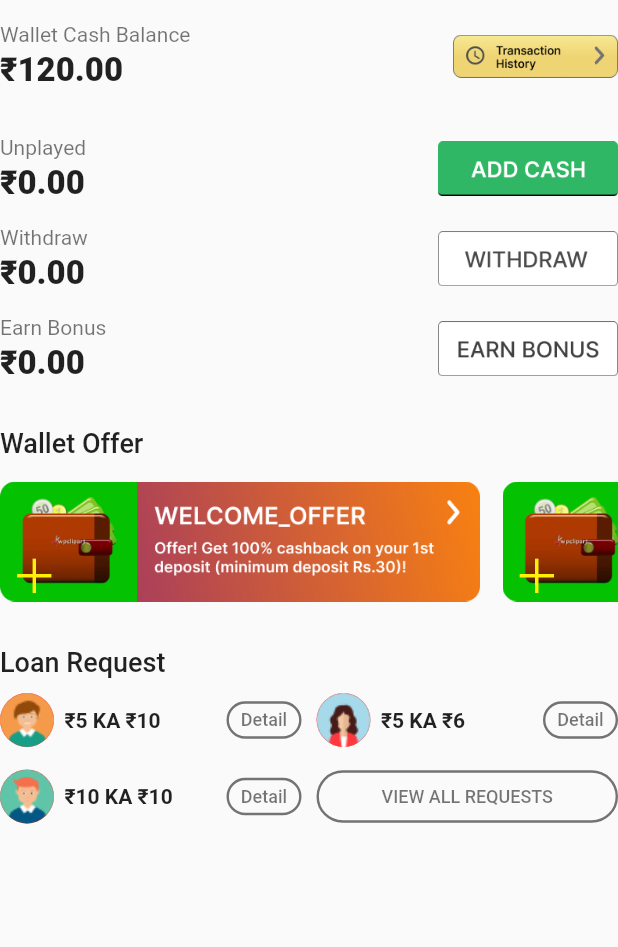
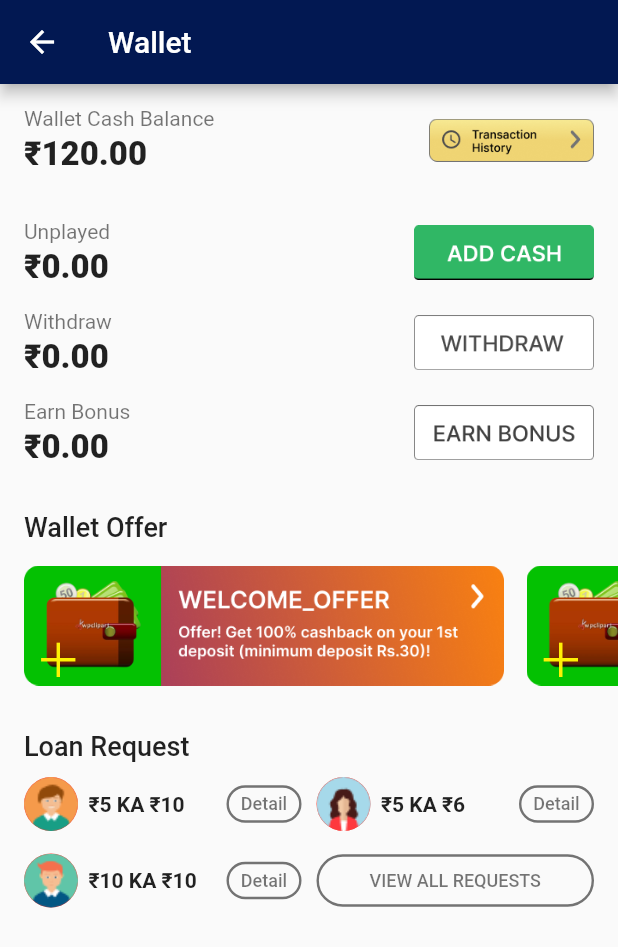
Before and after one commit to Jayraj185/CricStrike, a Flutter app: the WalletPage screen opened directly, on a phone screen of 412 x 824 dp. Shown: the top 947 px of the screen. Run offline on Flutter 3.47's test engine with Material 2 defaults, Android fonts, the light colour scheme and no system bars; our stand-ins replace cached_network_image, cloud_firestore, firebase_core, get, google_fonts, local_auth and 1 more; accounts and stored records are empty; network calls fail.

Commit message:
12/05 11:34

```diff
--- a/lib/Screens/navigator/view/navigatorPage.dart
+++ b/lib/Screens/navigator/view/navigatorPage.dart
@@ -153,7 +153,7 @@ class _NavigatorPageState extends State<NavigatorPage> {
     return SafeArea(
       child: Obx(
         () => DefaultTabController(
-          length: navigatorController.NavigatIndex.value == 2 ? 2 : 3,
+          length: 2,
           child: Scaffold(
             appBar: navigatorController.NavigatIndex.value == 2
                 ? AppBar(
@@ -203,18 +203,10 @@ class _NavigatorPageState extends State<NavigatorPage> {
                         bottom: TabBar(
                           labelColor: Color(0xFFFFFFFF),
                           onTap: (value) {
-                            if (newsController.gamename.value == 1) {
-                              newsController.gamename.value = 0;
-                            } else {
-                              newsController.gamename.value = 1;
-                            }
                           },
                           indicatorColor: Color(0xFFFFFFFF),
                           automaticIndicatorColorAdjustment: true,
                           tabs: [
-                            Tab(
-                              text: "Yesterday",
-                            ),
                             Tab(
                               text: "Today",
                             ),
@@ -238,7 +230,7 @@ class _NavigatorPageState extends State<NavigatorPage> {
                               height: 30,
                             ),
                             Text(
-                              " CRICNEWS",
+                              " CRICSTRIKE",
                             ),
                           ],
                         ),
@@ -257,8 +249,7 @@ class _NavigatorPageState extends State<NavigatorPage> {
                                   ),
                                   child: InkWell(
                                     onTap: () {
-                                      navigatorController.NavigatIndex.value =
-                                          3;
+                                    Get.toNamed('wallet');
                                     },
                                     child: Container(
                                       width: 80,
--- a/lib/Screens/wallet/view/walletpage.dart
+++ b/lib/Screens/wallet/view/walletpage.dart
@@ -1,5 +1,6 @@
 import 'package:flutter/cupertino.dart';
 import 'package:flutter/material.dart';
+import 'package:get/get.dart';
 
 class WalletPage extends StatefulWidget {
   const WalletPage({Key? key}) : super(key: key);
@@ -11,13 +12,28 @@ class WalletPage extends StatefulWidget {
 class _WalletPageState extends State<WalletPage> {
   @override
   Widget build(BuildContext context) {
-    return Column(
+    return SafeArea(
+      child: Scaffold(
+        appBar: AppBar(
+          title: Text(
+            "Wallet",
+          ),
+
+          backgroundColor: Color(0xff021852),
+        ),
+        body: Padding(
+          padding: const EdgeInsets.symmetric(horizontal: 0),
+          child: SingleChildScrollView(
+            physics: BouncingScrollPhysics(),
+            child: Column(
               crossAxisAlignment: CrossAxisAlignment.start,
               children: [
                 SizedBox(
                   height: 15,
                 ),
-        Row(
+                Padding(
+                  padding: const EdgeInsets.symmetric(horizontal: 16),
+                  child: Row(
                     crossAxisAlignment: CrossAxisAlignment.center,
                     children: [
                       Column(
@@ -44,10 +60,13 @@ class _WalletPageState extends State<WalletPage> {
                       ),
                     ],
                   ),
+                ),
                 SizedBox(
                   height: 30,
                 ),
-        Row(
+                Padding(
+                  padding: const EdgeInsets.symmetric(horizontal: 16),
+                  child: Row(
                     crossAxisAlignment: CrossAxisAlignment.center,
                     children: [
                       Column(
@@ -74,10 +93,13 @@ class _WalletPageState extends State<WalletPage> {
                       ),
                     ],
                   ),
+                ),
                 SizedBox(
                   height: 15,
                 ),
-        Row(
+                Padding(
+                  padding: const EdgeInsets.symmetric(horizontal: 16),
+                  child: Row(
                     crossAxisAlignment: CrossAxisAlignment.center,
                     children: [
                       Column(
@@ -104,10 +126,13 @@ class _WalletPageState extends State<WalletPage> {
                       ),
                     ],
                   ),
+                ),
                 SizedBox(
                   height: 15,
                 ),
-        Row(
+                Padding(
+                  padding: const EdgeInsets.symmetric(horizontal: 16),
+                  child: Row(
                     crossAxisAlignment: CrossAxisAlignment.center,
                     children: [
                       Column(
@@ -134,14 +159,18 @@ class _WalletPageState extends State<WalletPage> {
                       ),
                     ],
                   ),
+                ),
                 SizedBox(
                   height: 30,
                 ),
-        Text(
+                Padding(
+                  padding: const EdgeInsets.symmetric(horizontal: 16),
+                  child: Text(
                     "Wallet Offer",
                     textAlign: TextAlign.start,
                     style: TextStyle(
                         color: Colors.black87, fontWeight: FontWeight.w500, fontSize: 18),
+                  ),
                 ),
                 SizedBox(
                   height: 15,
@@ -151,6 +180,7 @@ class _WalletPageState extends State<WalletPage> {
                   physics: BouncingScrollPhysics(),
                   child: Row(
                     children: [
+                      SizedBox(width: 16,),
                       Image.asset(
                         "assets/image/add1.png",
                         height: 80,
@@ -162,13 +192,17 @@ class _WalletPageState extends State<WalletPage> {
                         "assets/image/add1.png",
                         height: 80,
                       ),
+                      SizedBox(width: 16,),
+
                     ],
                   ),
                 ),
                 SizedBox(
                   height: 30,
                 ),
-        Row(
+                Padding(
+                  padding: const EdgeInsets.symmetric(horizontal: 16),
+                  child: Row(
                     children: [
                       Text(
                         "Loan Request",
@@ -180,10 +214,13 @@ class _WalletPageState extends State<WalletPage> {
                       ),
                     ],
                   ),
+                ),
                 SizedBox(
                   height: 10,
                 ),
-        Row(
+                Padding(
+                  padding: const EdgeInsets.symmetric(horizontal: 16),
+                  child: Row(
                     children: [
                       Expanded(
                         child: Row(
@@ -262,10 +299,13 @@ class _WalletPageState extends State<WalletPage> {
                       ),
                     ],
                   ),
+                ),
                 SizedBox(
                   height: 15,
                 ),
-        Row(
+                Padding(
+                  padding: const EdgeInsets.symmetric(horizontal: 16),
+                  child: Row(
                     children: [
                       Expanded(
                         child: Row(
@@ -323,8 +363,13 @@ class _WalletPageState extends State<WalletPage> {
                         ),
                       ),
                     ],
+                  ),
                 )
               ],
+            ),
+          ),
+        ),
+      ),
     );
   }
 }
--- a/lib/Utils/firehelper.dart
+++ b/lib/Utils/firehelper.dart
@@ -8,5 +8,8 @@ class FireHelper{
   Stream<QuerySnapshot<Map<String, dynamic>>> GetData(){
     return firebaseFirestore.collection("game").snapshots();
   }
+  Stream<QuerySnapshot<Map<String, dynamic>>> GetPredictionData(){
+    return firebaseFirestore.collection("prediction").doc("nRWR4gqbaN50xXMqlJ6p").collection("today").snapshots();
+  }
 
 }
--- a/lib/main.dart
+++ b/lib/main.dart
@@ -3,6 +3,7 @@ import 'package:cricstreak/Screens/TabBar/View/TabBarScreen.dart';
 import 'package:cricstreak/Screens/TeamPreview/view/TeamPreviewPage.dart';
 import 'package:cricstreak/Screens/navigator/view/navigatorPage.dart';
 import 'package:cricstreak/Screens/newsdetails/view/newsDetailsPage.dart';
+import 'package:cricstreak/Screens/wallet/view/walletpage.dart';
 import 'package:firebase_core/firebase_core.dart';
 import 'package:flutter/cupertino.dart';
 import 'package:flutter/material.dart';
@@ -23,6 +24,7 @@ void main() async {
       routes: {
         '/': (context) => NavigatorPage(),
         'ndetail': (context) => NewsDetailPage(),
+        'wallet': (context) => WalletPage(),
         'tabbar': (context) => TabBarScreen(),
         'team_Preview': (context) => TeamPreviewPage(),
         'create_Team': (context) => CreateTeamPage(),
```
Lines whose indentation alone changed are shown as unchanged.
